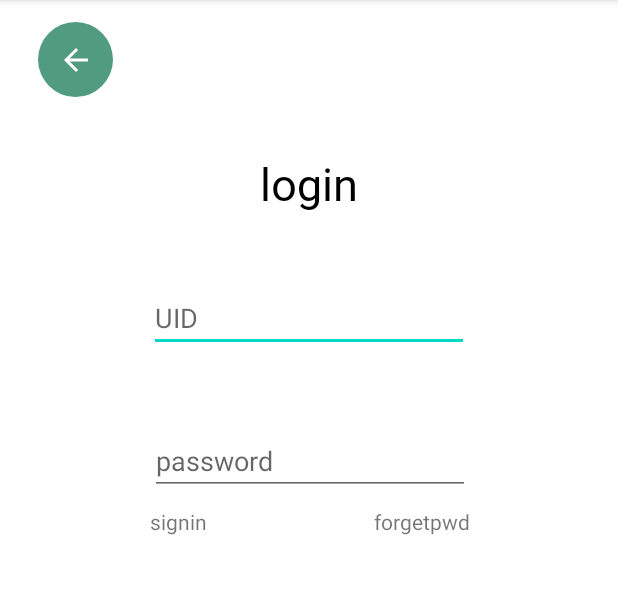
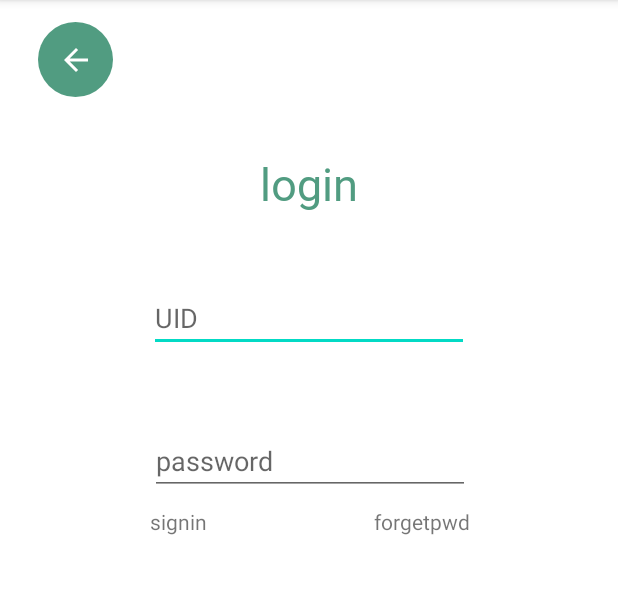
Before and after one commit to joey60504/SDHW, an Android app: the screen it shows after launch (MainActivity), on a phone screen of 412 x 824 dp, the part 84-678 px from its top. Run offline under Robolectric (Android 15) with nearby library versions, the phone set to English and light mode, and no system bars.

Commit message:
不耶了

```diff
--- a/app/src/main/res/layout/activity_main.xml
+++ b/app/src/main/res/layout/activity_main.xml
@@ -12,7 +12,7 @@
         android:layout_height="wrap_content"
         android:fontFamily="@font/font1"
         android:text="@string/login"
-        android:textColor="@color/black"
+        android:textColor="@color/green"
         android:textSize="30sp"
         app:layout_constraintBottom_toBottomOf="parent"
         app:layout_constraintEnd_toEndOf="parent"
```
